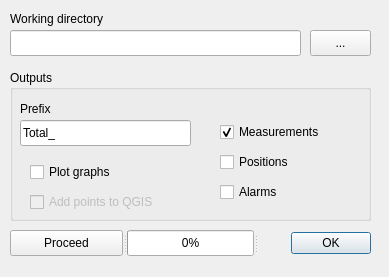
epzt/pyNKE, file nke_sensor_dialog_base.ui: the form before one commit.
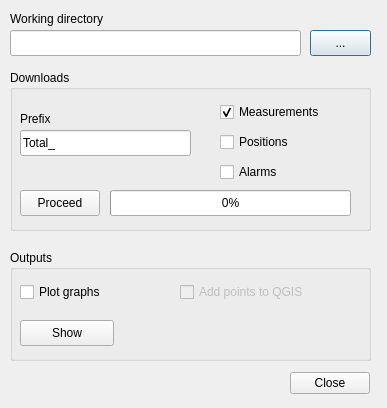
The form after the commit.

What changed in the file:
```diff
--- a/nke_sensor_dialog_base.ui
+++ b/nke_sensor_dialog_base.ui
@@ -6,8 +6,8 @@
    <rect>
     <x>0</x>
     <y>0</y>
-    <width>389</width>
-    <height>277</height>
+    <width>387</width>
+    <height>408</height>
    </rect>
   </property>
   <property name="windowTitle">
@@ -61,17 +61,17 @@
      <x>10</x>
      <y>70</y>
      <width>361</width>
-     <height>151</height>
+     <height>161</height>
     </rect>
    </property>
    <property name="title">
-    <string>Outputs</string>
+    <string>Downloads</string>
    </property>
    <widget class="QLineEdit" name="prefixOutputFilesLineEdit">
     <property name="geometry">
      <rect>
       <x>10</x>
-      <y>50</y>
+      <y>60</y>
       <width>171</width>
       <height>26</height>
      </rect>
@@ -84,7 +84,7 @@
     <property name="geometry">
      <rect>
       <x>10</x>
-      <y>30</y>
+      <y>40</y>
       <width>43</width>
       <height>18</height>
      </rect>
@@ -97,7 +97,7 @@
     <property name="geometry">
      <rect>
       <x>210</x>
-      <y>50</y>
+      <y>30</y>
       <width>136</width>
       <height>24</height>
      </rect>
@@ -113,7 +113,7 @@
     <property name="geometry">
      <rect>
       <x>210</x>
-      <y>80</y>
+      <y>60</y>
       <width>92</width>
       <height>24</height>
      </rect>
@@ -129,8 +129,8 @@
     <property name="geometry">
      <rect>
       <x>210</x>
-      <y>110</y>
-      <width>99</width>
+      <y>90</y>
+      <width>77</width>
       <height>24</height>
      </rect>
     </property>
@@ -138,11 +138,53 @@
      <string>Alarms</string>
     </property>
    </widget>
+   <widget class="QPushButton" name="proceedPushButton">
+    <property name="geometry">
+     <rect>
+      <x>10</x>
+      <y>120</y>
+      <width>80</width>
+      <height>26</height>
+     </rect>
+    </property>
+    <property name="text">
+     <string>Proceed</string>
+    </property>
+   </widget>
+   <widget class="QProgressBar" name="downloadProgressBar">
+    <property name="enabled">
+     <bool>true</bool>
+    </property>
+    <property name="geometry">
+     <rect>
+      <x>100</x>
+      <y>120</y>
+      <width>241</width>
+      <height>26</height>
+     </rect>
+    </property>
+    <property name="value">
+     <number>0</number>
+    </property>
+   </widget>
+  </widget>
+  <widget class="QGroupBox" name="groupBox_2">
+   <property name="geometry">
+    <rect>
+     <x>10</x>
+     <y>250</y>
+     <width>361</width>
+     <height>111</height>
+    </rect>
+   </property>
+   <property name="title">
+    <string>Outputs</string>
+   </property>
    <widget class="QCheckBox" name="plotGraphsCheckBox">
     <property name="geometry">
      <rect>
-      <x>20</x>
-      <y>90</y>
+      <x>10</x>
+      <y>30</y>
       <width>110</width>
       <height>24</height>
      </rect>
@@ -157,8 +199,8 @@
     </property>
     <property name="geometry">
      <rect>
-      <x>20</x>
-      <y>120</y>
+      <x>170</x>
+      <y>30</y>
       <width>167</width>
       <height>24</height>
      </rect>
@@ -167,40 +209,35 @@
      <string>Add points to QGIS</string>
     </property>
    </widget>
+   <widget class="QPushButton" name="showPushButton">
+    <property name="geometry">
+     <rect>
+      <x>10</x>
+      <y>70</y>
+      <width>94</width>
+      <height>26</height>
+     </rect>
+    </property>
+    <property name="text">
+     <string>Show</string>
+    </property>
+   </widget>
   </widget>
-  <widget class="QSplitter" name="splitter">
+  <widget class="QDialogButtonBox" name="button_box">
    <property name="geometry">
     <rect>
-     <x>10</x>
-     <y>230</y>
-     <width>361</width>
+     <x>290</x>
+     <y>370</y>
+     <width>80</width>
      <height>26</height>
     </rect>
    </property>
    <property name="orientation">
     <enum>Qt::Horizontal</enum>
    </property>
-   <widget class="QPushButton" name="proceedPushButton">
-    <property name="text">
-     <string>Proceed</string>
-    </property>
-   </widget>
-   <widget class="QProgressBar" name="downloadProgressBar">
-    <property name="enabled">
-     <bool>true</bool>
-    </property>
-    <property name="value">
-     <number>0</number>
-    </property>
-   </widget>
-   <widget class="QDialogButtonBox" name="button_box">
-    <property name="orientation">
-     <enum>Qt::Horizontal</enum>
-    </property>
-    <property name="standardButtons">
-     <set>QDialogButtonBox::Ok</set>
-    </property>
-   </widget>
+   <property name="standardButtons">
+    <set>QDialogButtonBox::Close</set>
+   </property>
   </widget>
  </widget>
  <resources/>
```
